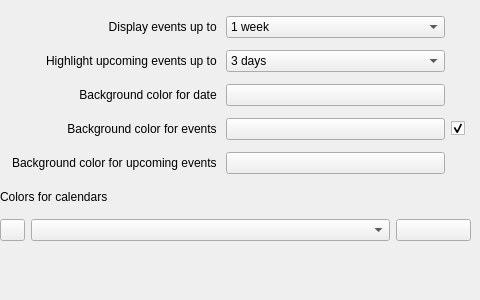
Above: calendar/src/ui/agendaconfig.ui from KDE/akonadi-google-applets before the change. Below: the same form after it.
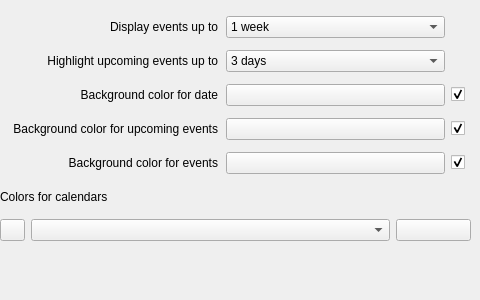
That is the form after the change. Custom widgets are drawn as their Qt base class.

Commit message: Add option for turn off background under the date

What changed in the file:
```diff
--- a/calendar/src/ui/agendaconfig.ui
+++ b/calendar/src/ui/agendaconfig.ui
@@ -29,16 +29,16 @@
     <item row="1" column="0">
      <widget class="QLabel" name="label_5">
       <property name="text">
-       <string>Highlight upcoming events up to </string>
+       <string>Highlight upcoming events up to</string>
       </property>
       <property name="alignment">
        <set>Qt::AlignRight|Qt::AlignTrailing|Qt::AlignVCenter</set>
       </property>
+      <property name="indent">
+       <number>2</number>
+      </property>
      </widget>
     </item>
-    <item row="6" column="1">
-     <widget class="KColorButton" name="upcomingDateColor"/>
-    </item>
     <item row="0" column="1">
      <widget class="QComboBox" name="weeks">
       <item>
@@ -63,24 +63,17 @@
       </item>
      </widget>
     </item>
-    <item row="6" column="0">
-     <widget class="QLabel" name="label_4">
-      <property name="text">
-       <string>Background color for upcoming events </string>
-      </property>
-      <property name="alignment">
-       <set>Qt::AlignRight|Qt::AlignTrailing|Qt::AlignVCenter</set>
-      </property>
-     </widget>
-    </item>
     <item row="2" column="0">
      <widget class="QLabel" name="label_2">
       <property name="text">
-       <string>Background color for date </string>
+       <string>Background color for date</string>
       </property>
       <property name="alignment">
        <set>Qt::AlignRight|Qt::AlignTrailing|Qt::AlignVCenter</set>
       </property>
+      <property name="indent">
+       <number>2</number>
+      </property>
      </widget>
     </item>
     <item row="1" column="1">
@@ -159,21 +152,27 @@
     <item row="0" column="0">
      <widget class="QLabel" name="label">
       <property name="text">
-       <string>Display events up to </string>
+       <string>Display events up to</string>
       </property>
       <property name="alignment">
        <set>Qt::AlignRight|Qt::AlignTrailing|Qt::AlignVCenter</set>
       </property>
+      <property name="indent">
+       <number>2</number>
+      </property>
      </widget>
     </item>
     <item row="4" column="0">
      <widget class="QLabel" name="label_6">
       <property name="text">
-       <string>Background color for events </string>
+       <string>Background color for events</string>
       </property>
       <property name="alignment">
        <set>Qt::AlignRight|Qt::AlignTrailing|Qt::AlignVCenter</set>
       </property>
+      <property name="indent">
+       <number>2</number>
+      </property>
      </widget>
     </item>
     <item row="4" column="1">
@@ -195,6 +194,45 @@
       </property>
      </widget>
     </item>
+    <item row="3" column="0">
+     <widget class="QLabel" name="label_4">
+      <property name="text">
+       <string>Background color for upcoming events</string>
+      </property>
+      <property name="alignment">
+       <set>Qt::AlignRight|Qt::AlignTrailing|Qt::AlignVCenter</set>
+      </property>
+      <property name="indent">
+       <number>2</number>
+      </property>
+     </widget>
+    </item>
+    <item row="3" column="1">
+     <widget class="KColorButton" name="upcomingDateColor"/>
+    </item>
+    <item row="3" column="2">
+     <widget class="QCheckBox" name="upcomingDateColorCheckbox">
+      <property name="text">
+       <string/>
+      </property>
+      <property name="checked">
+       <bool>true</bool>
+      </property>
+      <property name="tristate">
+       <bool>false</bool>
+      </property>
+     </widget>
+    </item>
+    <item row="2" column="2">
+     <widget class="QCheckBox" name="dateColorCheckbox">
+      <property name="text">
+       <string/>
+      </property>
+      <property name="checked">
+       <bool>true</bool>
+      </property>
+     </widget>
+    </item>
    </layout>
   </widget>
   <widget class="QWidget" name="layoutWidget1">
```
Left out of the diff: 32 changed lines with no effect on the pictures. The commit also changes 2 other files.
